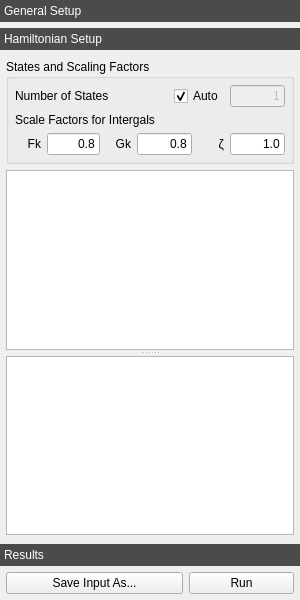
Before: the Qt Designer form crispy/resources/gui/uis/quanty.ui in mretegan/crispy, drawn with Qt 5.
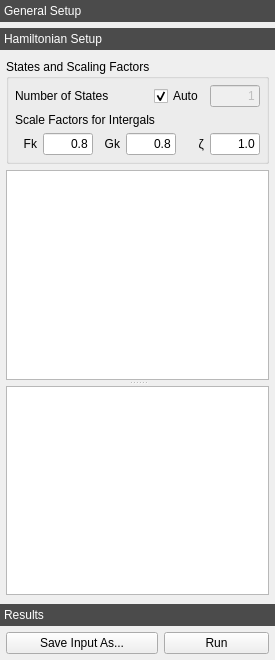
After: the same form once the commit is applied. The open tabs and pages were chosen to show the change. Icons and pictures are not drawn. Custom widgets are drawn as their Qt base class.

Patch:
```diff
--- a/crispy/resources/gui/uis/quanty.ui
+++ b/crispy/resources/gui/uis/quanty.ui
@@ -6,8 +6,8 @@
    <rect>
     <x>0</x>
     <y>0</y>
-    <width>300</width>
-    <height>600</height>
+    <width>275</width>
+    <height>660</height>
    </rect>
   </property>
   <property name="sizePolicy">
@@ -18,7 +18,7 @@
   </property>
   <property name="minimumSize">
    <size>
-    <width>300</width>
+    <width>275</width>
     <height>340</height>
    </size>
   </property>
@@ -746,8 +746,8 @@
         <rect>
          <x>0</x>
          <y>0</y>
-         <width>300</width>
-         <height>436</height>
+         <width>275</width>
+         <height>514</height>
         </rect>
        </property>
        <attribute name="label">
@@ -842,7 +842,7 @@
                  </property>
                  <property name="maximumSize">
                   <size>
-                   <width>55</width>
+                   <width>50</width>
                    <height>16777215</height>
                   </size>
                  </property>
@@ -891,7 +891,7 @@
                  </property>
                  <property name="maximumSize">
                   <size>
-                   <width>53</width>
+                   <width>50</width>
                    <height>16777215</height>
                   </size>
                  </property>
@@ -923,7 +923,7 @@
                  </property>
                  <property name="maximumSize">
                   <size>
-                   <width>55</width>
+                   <width>50</width>
                    <height>16777215</height>
                   </size>
                  </property>
@@ -955,7 +955,7 @@
                  </property>
                  <property name="maximumSize">
                   <size>
-                   <width>55</width>
+                   <width>50</width>
                    <height>16777215</height>
                   </size>
                  </property>
```
Left out of the diff: 10 changed lines with no effect on the pictures.
